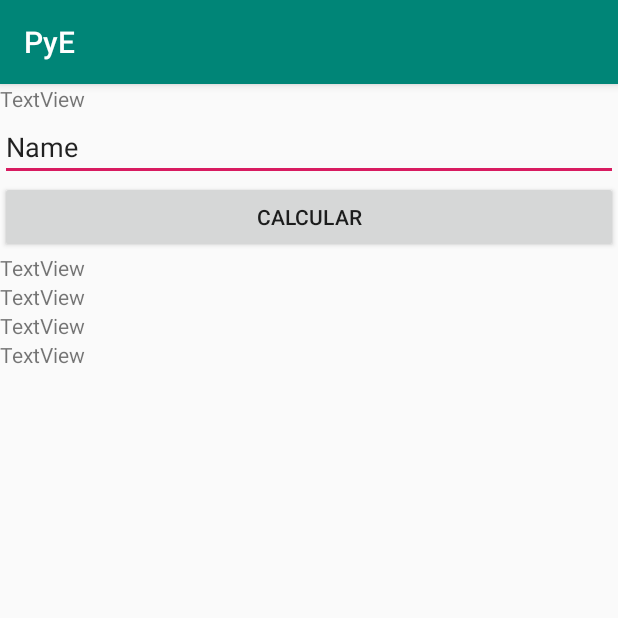
After one commit to Andres77872/PyE, an Android app: the Tema_7 screen opened directly, with no data from a screen before it, on a phone screen of 412 x 824 dp, the top half of it. The commit adds this screen. Run offline under Robolectric (Android 15) with nearby library versions, the phone set to English and light mode, and no system bars.

Commit message:
Avance 7

```diff
--- a/app/src/main/AndroidManifest.xml
+++ b/app/src/main/AndroidManifest.xml
@@ -9,7 +9,8 @@
         android:roundIcon="@mipmap/ic_launcher_round"
         android:supportsRtl="true"
         android:theme="@style/AppTheme">
-        <activity android:name=".Tema6.Tema_6"></activity>
+        <activity android:name=".Tema7.Tema_7"></activity>
+        <activity android:name=".Tema6.Tema_6" />
         <activity android:name=".Tema5.Tema_5" />
         <activity android:name=".Tema4.Tema_4" />
         <activity android:name=".Tema3.Tema_3" />
--- /dev/null
+++ b/app/src/main/res/layout/activity_tema_7.xml
@@ -0,0 +1,53 @@
+<?xml version="1.0" encoding="utf-8"?>
+<LinearLayout xmlns:android="http://schemas.android.com/apk/res/android"
+    xmlns:app="http://schemas.android.com/apk/res-auto"
+    xmlns:tools="http://schemas.android.com/tools"
+    android:layout_width="match_parent"
+    android:layout_height="match_parent"
+    android:orientation="vertical"
+    tools:context=".Tema7.Tema_7">
+
+    <TextView
+        android:id="@+id/textView30"
+        android:layout_width="match_parent"
+        android:layout_height="wrap_content"
+        android:text="TextView" />
+
+    <EditText
+        android:id="@+id/txtV_T7_Entrada"
+        android:layout_width="match_parent"
+        android:layout_height="wrap_content"
+        android:ems="10"
+        android:inputType="textPersonName"
+        android:text="Name" />
+
+    <Button
+        android:id="@+id/btn_T7_Calcular"
+        android:layout_width="match_parent"
+        android:layout_height="wrap_content"
+        android:text="Calcular" />
+
+    <TextView
+        android:id="@+id/lbl_T7_Rango"
+        android:layout_width="match_parent"
+        android:layout_height="wrap_content"
+        android:text="TextView" />
+
+    <TextView
+        android:id="@+id/lbl_T7_DesviacionMedia"
+        android:layout_width="match_parent"
+        android:layout_height="wrap_content"
+        android:text="TextView" />
+
+    <TextView
+        android:id="@+id/lbl_T7_DesviacionEstandar"
+        android:layout_width="match_parent"
+        android:layout_height="wrap_content"
+        android:text="TextView" />
+
+    <TextView
+        android:id="@+id/lbl_T7_Varianza"
+        android:layout_width="match_parent"
+        android:layout_height="wrap_content"
+        android:text="TextView" />
+</LinearLayout>
```
Also changed, not shown: app/src/main/java/com/example/pye/MainActivity.java (+8 -0 lines), app/src/main/java/com/example/pye/Tema4/Tema_4.java (+11 -6 lines), app/src/main/java/com/example/pye/Tema7/Tema_7.java (added, +56 -0 lines), app/src/main/res/layout/activity_main.xml (+7 -0 lines), app/src/main/res/layout/activity_tema_4.xml (+19 -7 lines).
